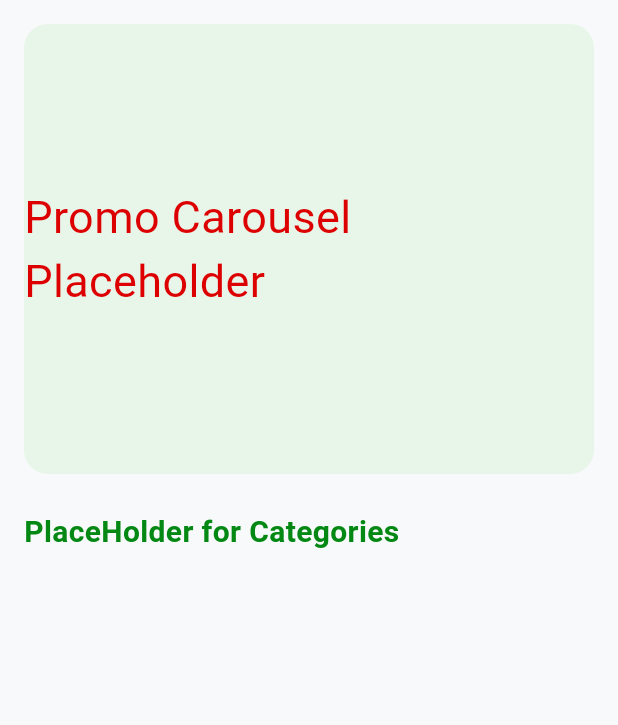
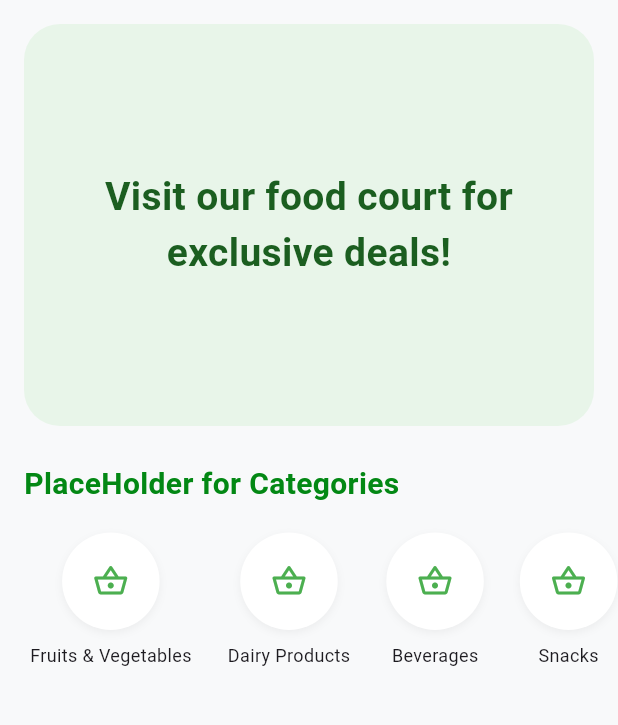
Before and after one commit to rayv7/IDEAL, a Flutter app: the screen it shows after launch, on a phone screen of 412 x 824 dp, the part 120-845 px from its top. Run offline on Flutter 3.47's test engine with Material 3 defaults, Android fonts, the phone set to English and light mode, and no system bars.

Commit message:
Horizontal category track

```diff
--- a/frontend/ideal_online/lib/main.dart
+++ b/frontend/ideal_online/lib/main.dart
@@ -23,8 +23,18 @@
 
   final List<String> promoItems = [
     'Order now and get 10% off!',
-    'Free delivery for orders above \$50!',
+    'Free delivery for orders above Ksh50!',
     'Visit our food court for exclusive deals!',
+  ];
+
+  final List<String> categories = [
+    'Fruits & Vegetables',
+    'Dairy Products',
+    'Beverages',
+    'Snacks',
+    'Hot dog stand',
+    'Personal Care',
+    'Household essentials',
   ];
 
   @override
@@ -47,6 +57,13 @@
   }
 
   @override
+  void dispose() {
+    _carouselTimer.cancel();
+    _pageController.dispose();
+    super.dispose();
+  }
+
+  @override
   Widget build(BuildContext context) {
     return Scaffold(
       backgroundColor: const Color(0xFFF8F9FA),
@@ -58,20 +75,34 @@
             children: [
               const SizedBox(height: 80),
 
-              Container(
+              SizedBox(
                 height: 300,
+                child: PageView.builder(
+                  controller: _pageController,
+                  itemCount: promoItems.length,
+                  onPageChanged: (index) {
+                    _currentPage = index;
+                  },
+                  itemBuilder: (context, index) {
+                    return Container(
                       margin: const EdgeInsets.all(16),
+                      padding: const EdgeInsets.all(24),
                       decoration: BoxDecoration(
                         color: const Color(0xFFE8F5E9),
-                  borderRadius: BorderRadius.circular(16),
+                        borderRadius: BorderRadius.circular(24),
                       ),
                       alignment: Alignment.center,
-                child: const Text(
-                  'Promo Carousel Placeholder',
-                  style: TextStyle(
-                    fontSize: 30,
-                    color: Color.fromARGB(255, 221, 0, 0),
+                      child: Text(
+                        promoItems[index],
+                        textAlign: TextAlign.center,
+                        style: const TextStyle(
+                          fontSize: 26,
+                          fontWeight: FontWeight.bold,
+                          color: Color(0xFF1B5E20),
                         ),
+                      ),
+                    );
+                  },
                 ),
               ),
               const Padding(
@@ -79,6 +110,52 @@
                   child: Text(
                     'PlaceHolder for Categories',
                     style: TextStyle(fontSize: 20, fontWeight: FontWeight.bold, color: Color.fromARGB(255, 3, 136, 20)),
+                  ),
+                ),
+
+              SizedBox (
+                height: 110,
+                child: ListView.builder(
+                  scrollDirection: Axis.horizontal,
+                  padding: const EdgeInsets.symmetric(horizontal: 8),
+                  itemCount: categories.length,
+                  itemBuilder: (context, index) {
+                    return Padding(
+                      padding: const EdgeInsets.symmetric(horizontal: 12),
+                      child: Column(
+                        mainAxisAlignment: MainAxisAlignment.center,
+                        children: [
+                          Container(
+                            width: 65,
+                            height: 65,
+                            decoration: BoxDecoration(
+                              color: Colors.white,
+                              shape: BoxShape.circle,
+
+                              boxShadow: [
+                                BoxShadow(
+                                  color: Colors.black.withValues(alpha: 0.05),
+                                  blurRadius: 4,
+                                  offset: const Offset(0, 2),
+                                ),
+                              ],
+                            ),
+                            child: const Icon(
+                              Icons.shopping_basket_outlined,
+                              color: Colors.green,
+                            ),
+                          ),
+                          const SizedBox(height: 8),
+                          Text(
+                            categories[index],
+                            style: const TextStyle(
+                              fontSize: 12,
+                            ),
+                          ),
+                        ],
+                        ),
+                    );
+                  }
                 ),
               ),
             ],
```
Also changed, not shown: 1 other file. Lines whose indentation alone changed are shown as unchanged.
